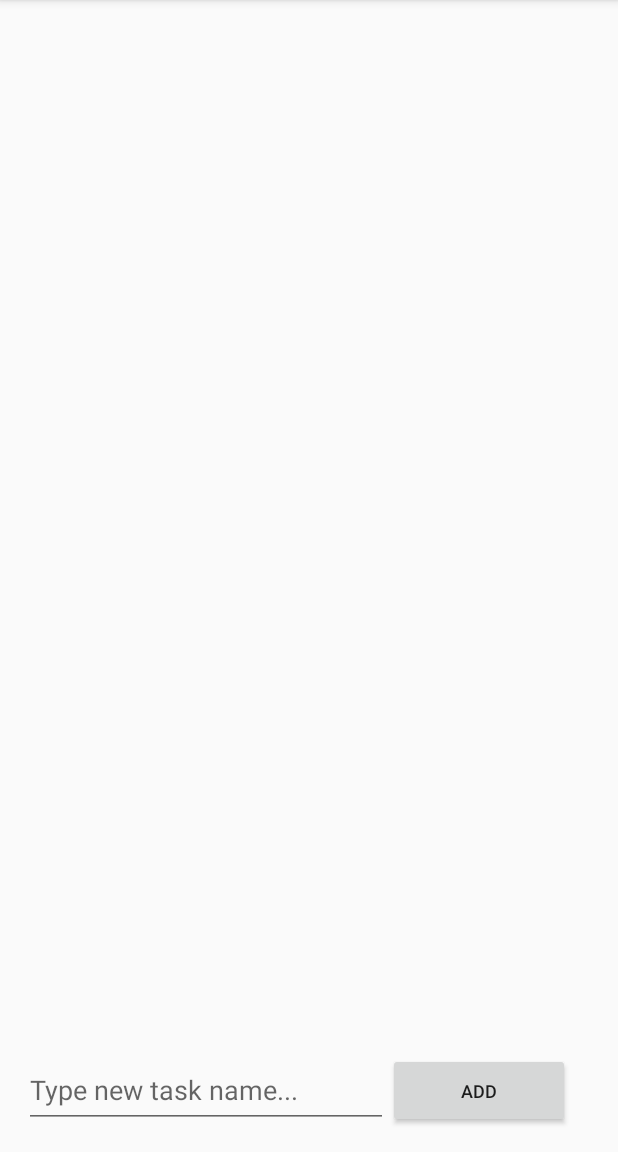
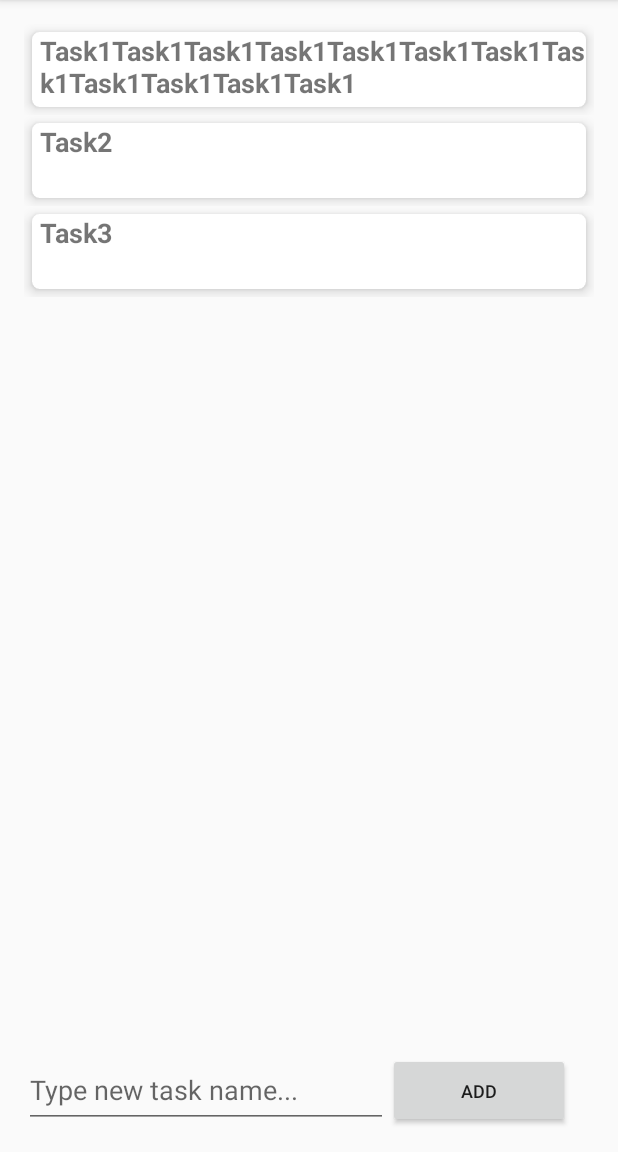
Before and after one commit to abrajner/AGHMobileTechnologyProject, an Android app: the screen it shows after launch (MainTableActivity), after a tap on "Table 1", on a phone screen of 412 x 824 dp, the part 84-1236 px from its top. Run offline under Robolectric (Android 15) with nearby library versions, the phone set to English and light mode, and no system bars; 1 statement that could not run was skipped.

Commit message:
display task details and list of tasks

```diff
--- a/app/src/main/AndroidManifest.xml
+++ b/app/src/main/AndroidManifest.xml
@@ -3,7 +3,6 @@
     package="com.example.aghmobiletechnologyproject">
 
     <application
-        android:allowBackup="true"
         android:icon="@mipmap/ic_launcher"
         android:label="@string/app_name"
         android:roundIcon="@mipmap/ic_launcher_round"
--- a/app/src/main/java/com/example/aghmobiletechnologyproject/ApplicationClass.java
+++ b/app/src/main/java/com/example/aghmobiletechnologyproject/ApplicationClass.java
@@ -13,7 +13,7 @@ public class ApplicationClass extends Application{
         super.onCreate();
 
         listOfTasks = new ArrayList<>();
-        listOfTasks.add(new Task("Task1", 1));
+        listOfTasks.add(new Task("Task1Task1Task1Task1Task1Task1Task1Task1Task1Task1Task1Task1", 1));
         listOfTasks.add(new Task("Task2", 2));
         listOfTasks.add(new Task("Task3", 3));
     }
--- a/app/src/main/java/com/example/aghmobiletechnologyproject/MainTableActivity.java
+++ b/app/src/main/java/com/example/aghmobiletechnologyproject/MainTableActivity.java
@@ -4,20 +4,27 @@ import androidx.appcompat.app.AppCompatActivity;
 
 import android.content.Intent;
 import android.os.Bundle;
+import android.widget.Button;
+import android.widget.TextView;
 
 public class MainTableActivity extends AppCompatActivity implements TaskAdapter.ItemClicked  {
 
+    TextView taskName;
+    Button buttonAddNewTask;
     @Override
     protected void onCreate(Bundle savedInstanceState) {
         super.onCreate(savedInstanceState);
         setContentView(R.layout.activity_main_table);
-
+        this.taskName = findViewById(R.id.chosen_task_name_text);
+        this.buttonAddNewTask = findViewById(R.id.add_button);
         Intent intent = getIntent();
         String message = intent.getStringExtra(MainActivity.EXTRA_MESSAGE);
+        onItemClicked(0);
     }
 
     @Override
     public void onItemClicked(int index) {
-
+        this.taskName.setText(ApplicationClass.listOfTasks.get(index).getTaskName());
+        //TO-DO set list of available tables from database for task
     }
 }
--- a/app/src/main/java/com/example/aghmobiletechnologyproject/TaskAdapter.java
+++ b/app/src/main/java/com/example/aghmobiletechnologyproject/TaskAdapter.java
@@ -26,7 +26,7 @@ public class TaskAdapter extends RecyclerView.Adapter<TaskAdapter.ViewHolder> {
 
     public TaskAdapter(Context context, ArrayList<Task> taskList){
         this.taskList = taskList;
-        activity =  (ItemClicked) context;
+        this.activity =  (ItemClicked) context;
     }
 
     public class ViewHolder extends RecyclerView.ViewHolder{
@@ -37,11 +37,10 @@ public class TaskAdapter extends RecyclerView.Adapter<TaskAdapter.ViewHolder> {
             super(itemView);
 
             taskName = itemView.findViewById(R.id.task_name);
-            relativeLayout = itemView.findViewById(R.id.relativeLayout);
             itemView.setOnClickListener(new View.OnClickListener() {
                 @Override
                 public void onClick(View v) {
-                    activity.onItemClicked(taskList.indexOf((Task) itemView.getTag()));
+                    activity.onItemClicked(taskList.indexOf(v.getTag()));
                 }
             });
         }
@@ -56,23 +55,15 @@ public class TaskAdapter extends RecyclerView.Adapter<TaskAdapter.ViewHolder> {
     }
 
     @Override
-    public void onBindViewHolder(@NonNull TaskAdapter.ViewHolder holder, int position) {
+    public void onBindViewHolder(ViewHolder holder, int position) {
         holder.itemView.setTag(taskList.get(position));
 
-//        holder.taskName.setText(taskList.get(position).getTaskName());
+        holder.taskName.setText(taskList.get(position).getTaskName());
 
-        final Task myListData = taskList.get(position);
-        holder.taskName.setText(taskList.get(position).getTaskName());
-        holder.relativeLayout.setOnClickListener(new View.OnClickListener() {
-            @Override
-            public void onClick(View view) {
-                Toast.makeText(view.getContext(), "click on item: " + myListData.getTaskName(), Toast.LENGTH_LONG).show();
-            }
-        });
     }
 
     @Override
     public int getItemCount() {
-        return 0;
+        return taskList.size();
     }
 }
--- a/app/src/main/java/com/example/aghmobiletechnologyproject/TasksListFragment.java
+++ b/app/src/main/java/com/example/aghmobiletechnologyproject/TasksListFragment.java
@@ -25,7 +25,6 @@ public class TasksListFragment extends Fragment {
         // Required empty public constructor
     }
 
-
     @Override
     public View onCreateView(LayoutInflater inflater, ViewGroup container,
                              Bundle savedInstanceState) {
--- a/app/src/main/res/layout/fragment_task_details.xml
+++ b/app/src/main/res/layout/fragment_task_details.xml
@@ -23,6 +23,7 @@
         app:layout_constraintTop_toTopOf="parent">
 
         <TextView
+            android:id="@+id/chosen_task_name_text"
             android:layout_width="wrap_content"
             android:layout_height="wrap_content"
             android:layout_gravity="center_horizontal"
@@ -30,7 +31,6 @@
             android:layout_marginLeft="16dp"
             android:layout_marginEnd="16dp"
             android:layout_marginRight="16dp"
-            android:text="TextView"
             android:textSize="12sp"
             android:textStyle="bold"
             app:layout_constraintEnd_toEndOf="parent"
--- a/app/src/main/res/layout/single_task_layout.xml
+++ b/app/src/main/res/layout/single_task_layout.xml
@@ -8,7 +8,8 @@
     <androidx.cardview.widget.CardView
         android:id="@+id/single_task"
         android:layout_width="match_parent"
-        android:layout_height="wrap_content"
+        android:layout_height="50dp"
+        android:layout_margin="5dp"
         app:cardBackgroundColor="@color/cardview_light_background"
         app:cardCornerRadius="5dp"
         app:cardElevation="5dp"
@@ -23,6 +24,8 @@
                 android:id="@+id/task_name"
                 android:layout_width="match_parent"
                 android:layout_height="wrap_content"
+                android:layout_marginStart="5dp"
+                android:layout_marginLeft="5dp"
                 android:textSize="18sp"
                 android:textStyle="bold" />
         </LinearLayout>
```
